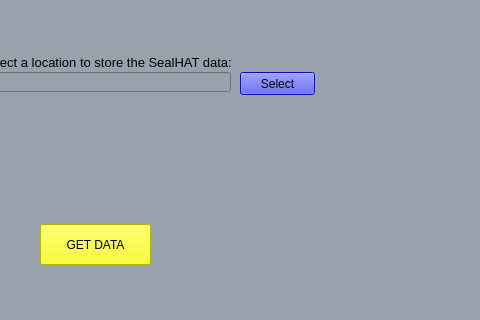
The window that SealHAT_GUI_App/maindialog.ui (SealHAT/GUI_Application) describes before a commit, drawn with Qt 5; both pictures show x 370 to 850 and y 238 to 558 of the 850 by 558 pixel window.
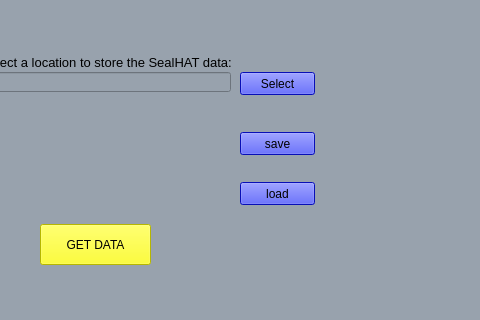
The same window after the commit. The open tabs and pages were chosen to show the change. Icons and pictures are not drawn.

Patch:
```diff
--- a/SealHAT_GUI_App/maindialog.ui
+++ b/SealHAT_GUI_App/maindialog.ui
@@ -6698,6 +6698,38 @@
         <string>GET DATA</string>
        </property>
       </widget>
+      <widget class="QPushButton" name="saveButton">
+       <property name="geometry">
+        <rect>
+         <x>410</x>
+         <y>320</y>
+         <width>75</width>
+         <height>23</height>
+        </rect>
+       </property>
+       <property name="styleSheet">
+        <string notr="true">background-color: rgb(11, 21, 255);</string>
+       </property>
+       <property name="text">
+        <string>save</string>
+       </property>
+      </widget>
+      <widget class="QPushButton" name="loadButton">
+       <property name="geometry">
+        <rect>
+         <x>410</x>
+         <y>370</y>
+         <width>75</width>
+         <height>23</height>
+        </rect>
+       </property>
+       <property name="styleSheet">
+        <string notr="true">background-color: rgb(11, 21, 255);</string>
+       </property>
+       <property name="text">
+        <string>load</string>
+       </property>
+      </widget>
      </widget>
     </widget>
     <widget class="QGraphicsView" name="retrieveSideBarBackground">
```
Left out of the diff: 2 changed lines with no effect on the pictures.
